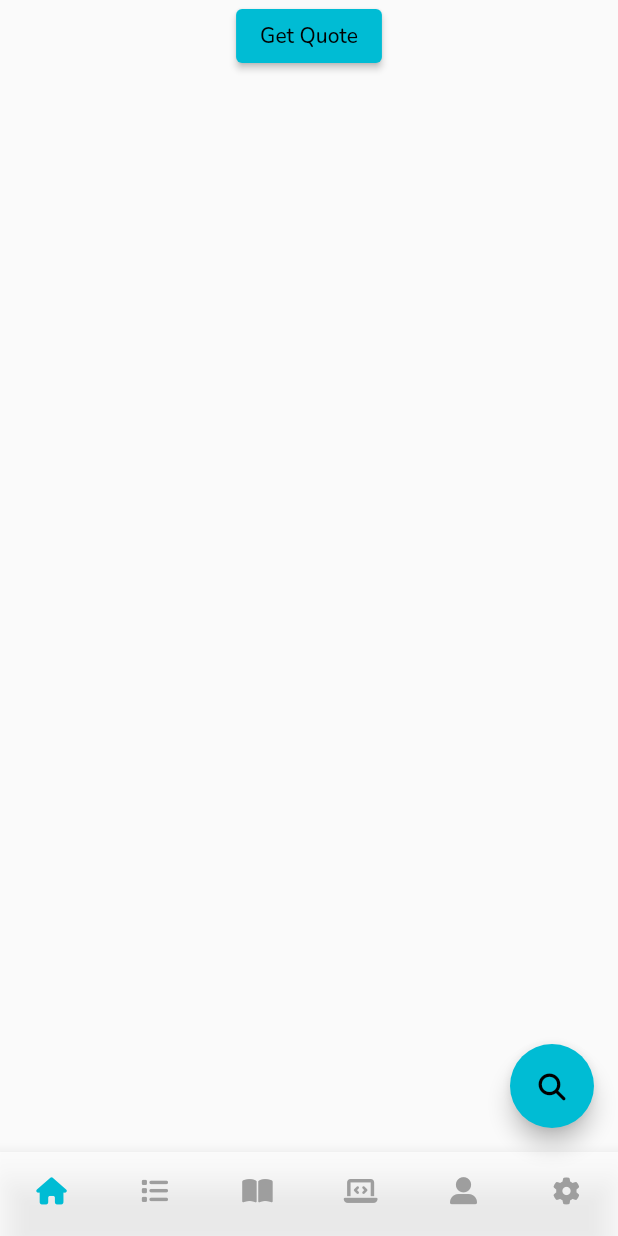
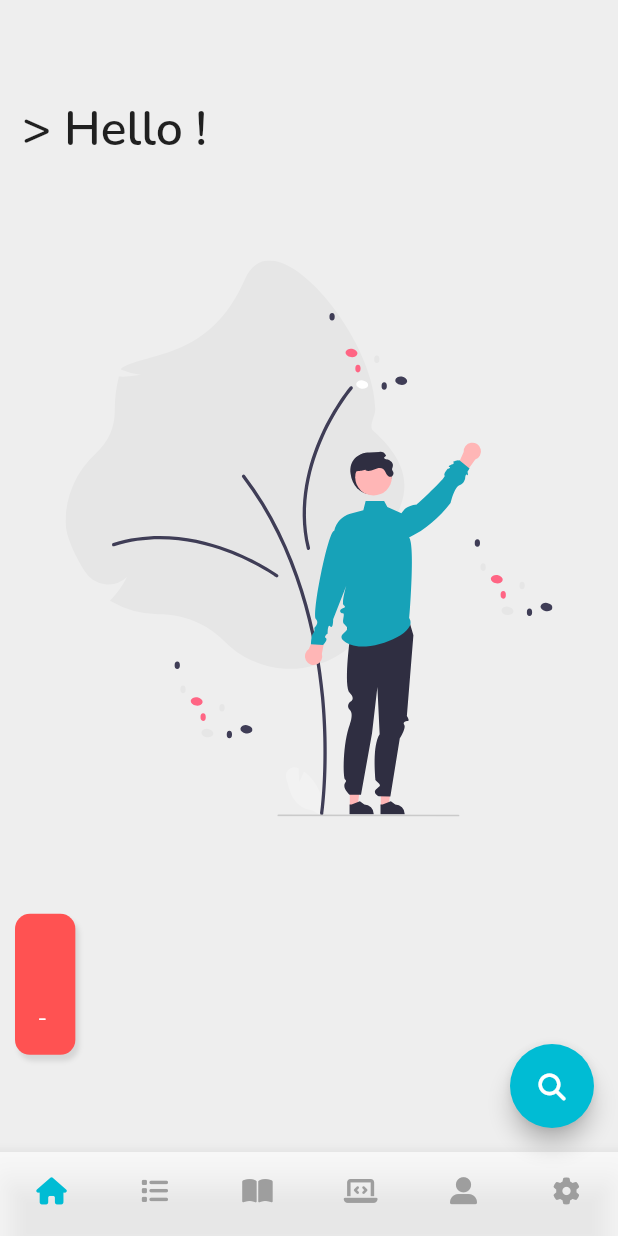
Before and after one commit to Xatta-Trone/PL-flutter-app, a Flutter app: the screen it shows after launch, on a phone screen of 412 x 824 dp. Run offline on Flutter 3.47's test engine with Material 2 defaults, Android fonts, the phone set to English and light mode, and no system bars; drawn by our look-alikes of animated_text_kit; our stand-ins replace device_info_plus, dio, flutter_svg, font_awesome_flutter, get; missing offline and left inert: platform_device_id; accounts and stored records are empty; network calls fail.

Commit message:
homepage complete

```diff
--- a/lib/constants/const.dart
+++ b/lib/constants/const.dart
@@ -20,3 +20,13 @@ const tutorCircleAvatarColor = primaryColor;
 //search page
 
 const searchAppBarBg = primaryColor;
+
+// Animated text style
+
+const TextStyle animatedText = TextStyle(
+  fontSize: 32.0,
+  fontWeight: FontWeight.w600,
+  color: Colors.black87,
+);
+
+const animatedTextDuration = Duration(milliseconds: 180);
--- a/lib/controller/DashboardController.dart
+++ b/lib/controller/DashboardController.dart
@@ -12,13 +12,9 @@ class DashboardController extends GetxController {
   Future<void> getQuote() async {
     try {
       var response = await Api().dio.get('/quote');
-      // var dio = Dio(BaseOptions(baseUrl: apiUrl));
-      // var response = await dio.get('/quote');
       print(response.data['data']);
+      quote.value = Quote.fromJson(response.data);
 
-      quote.value = Quote.fromJson(response.data);
-      update();
-      print(quote);
     } catch (e) {
       print(e);
     }
@@ -37,9 +33,41 @@ class DashboardController extends GetxController {
     print("devide id ${deviceId}");
   }
 
+  String greetingText() {
+    var hour = DateTime.now().hour;
+    String text = 'Welcome';
+
+    if (hour <= 12) {
+      text = "Good Morning";
+    } else if ((hour > 12) && (hour <= 16)) {
+      text = "Good Afternoon";
+    } else if ((hour > 16) && (hour < 20)) {
+      text = "Good Evening";
+    } else {
+      text = "Good Night";
+    }
+    return "$text !!";
+  }
+
+  String getHello() {
+    var list = [
+      'Hello !',
+      'Hola !',
+      'Bonjour !',
+      'Salve !',
+      'Nǐn hǎo !',
+      'Asalaam-alaikum !',
+      'Konnichiwa !',
+      'Anyoung haseyo !',
+      'Zdravstvuyte !'
+    ];
+    return (list..shuffle()).first;
+  }
+
   @override
   void onInit() {
     super.onInit();
+    getQuote();
   }
 
   @override
--- a/lib/main.dart
+++ b/lib/main.dart
@@ -18,6 +18,8 @@ class MyApp extends StatelessWidget {
       theme: ThemeData(
         primarySwatch: Colors.cyan,
         fontFamily: 'Nunito',
+        scaffoldBackgroundColor: Colors.grey[200]
+
       ),
       home: const Home(),
     );
--- a/lib/screens/dashboard/dashboard.dart
+++ b/lib/screens/dashboard/dashboard.dart
@@ -1,39 +1,117 @@
+import 'package:animated_text_kit/animated_text_kit.dart';
 import 'package:flutter/material.dart';
+import 'package:flutter_svg/flutter_svg.dart';
 import 'package:get/get.dart';
+import 'package:plandroid/constants/const.dart';
 import 'package:plandroid/controller/DashboardController.dart';
 
 class Dashboard extends StatelessWidget {
   const Dashboard({Key? key}) : super(key: key);
+
+
 
   @override
   Widget build(BuildContext context) {
     final DashboardController dashboardController =
         Get.find<DashboardController>();
     return SafeArea(
-      child: Center(
-        child: Column(
+      child: Scaffold(
+        body: Column(
+          mainAxisAlignment: MainAxisAlignment.spaceEvenly,
+          crossAxisAlignment: CrossAxisAlignment.start,
           children: [
-            ElevatedButton(
-              child: const Text('Get Quote'),
-              onPressed: () => {dashboardController.getQuote()},
+            Padding(
+              padding:
+                  const EdgeInsets.symmetric(vertical: 10.0, horizontal: 15.0),
+              child: Row(
+                children: [
+                  const Text(
+                    '> ',
+                    style: animatedText,
                   ),
+                  AnimatedTextKit(
+                    animatedTexts: [
+                      TyperAnimatedText(
+                        dashboardController.getHello().toString(),
+                        textStyle: animatedText,
+                        speed: animatedTextDuration,
+                      ),
+                      TyperAnimatedText(
+                        dashboardController.greetingText().toString(),
+                        textStyle: animatedText,
+                        speed: animatedTextDuration,
+                      ),
+                      TyperAnimatedText(
+                        'How are you doing !!!',
+                        textStyle: animatedText,
+                        speed: animatedTextDuration,
+                      ),
+                      TyperAnimatedText(
+                        'PL Tutorials',
+                        textStyle: animatedText,
+                        speed: animatedTextDuration,
+                      ),
+                    ],
+                    totalRepeatCount: 1,
+                    pause: const Duration(milliseconds: 100),
+                  ),
+                ],
+              ),
+            ),
+            Container(
+              height: MediaQuery.of(context).size.height * 0.45,
+              color: Colors.transparent,
+              child: Padding(
+                padding: const EdgeInsets.symmetric(horizontal: 10.0),
+                child: SvgPicture.asset(
+                  "assets/images/hello3.svg",
+                  fit: BoxFit.contain,
+                ),
+              ),
+            ),
+
+
             Obx(
               () => Padding(
-                padding: const EdgeInsets.only(left: 10, right: 10),
+                padding: const EdgeInsets.symmetric(
+                    vertical: 10.0, horizontal: 10.0),
+                child: Container(
+                  decoration: BoxDecoration(
+                    color: Colors.redAccent,
+                    borderRadius: const BorderRadius.all(Radius.circular(10)),
+                    boxShadow: [
+                      BoxShadow(
+                        color: Colors.grey.withOpacity(0.3),
+                        blurRadius: 2,
+                        offset: const Offset(2, 4), // Shadow position
+                      ),
+                    ],
+                  ),
+                  child: Padding(
+                    padding: const EdgeInsets.symmetric(
+                        vertical: 15.0, horizontal: 15.0),
                     child: Column(
                       children: [
                         Text(
                           dashboardController.quote.value?.data.quote ?? '',
-                      style: const TextStyle(fontSize: 25),
+                          style: const TextStyle(
+                            fontSize: 25,
+                            color: Colors.white,
+                          ),
                         ),
                         const SizedBox(
                           height: 10,
                         ),
                         Text(
-                      dashboardController.quote.value?.data.author ?? '',
-                      style: Theme.of(context).textTheme.headlineLarge,
+                          "- ${dashboardController.quote.value?.data.author ?? ''}",
+                          style: const TextStyle(
+                            fontSize: 15,
+                            color: Colors.white,
+                          ),
                         ),
                       ],
+                    ),
+                  ),
                 ),
               ),
             )
--- a/lib/screens/home.dart
+++ b/lib/screens/home.dart
@@ -107,6 +107,7 @@ class Home extends StatelessWidget {
             child: const FaIcon(
               FontAwesomeIcons.magnifyingGlass,
               size: iconSize,
+              color: Colors.white,
             ),
           )),
     );
--- a/pubspec.yaml
+++ b/pubspec.yaml
@@ -41,6 +41,9 @@ dependencies:
   cupertino_icons: ^1.0.2
   device_info_plus: ^4.1.2
   platform_device_id: ^1.0.1
+  flutter_svg: ^1.1.4
+  animated_text_kit: ^4.2.2
+  shared_preferences: ^2.0.15
 
 dev_dependencies:
   flutter_test:
@@ -101,6 +104,8 @@ flutter:
           weight: 400
         - asset: assets/fonts/Nunito/Nunito-SemiBold.ttf
           weight: 600
+  assets:
+    - assets/images/
 
   #   - family: Trajan Pro
   #     fonts:
```
Also changed, not shown: assets/images/PL-Tutorials.png (added), assets/images/PL-Tutorials.svg (added), assets/images/hello1.svg (added), assets/images/hello2.svg (added), assets/images/hello3.svg (added), pubspec.lock, 1 other file. Lines whose indentation alone changed are shown as unchanged.
